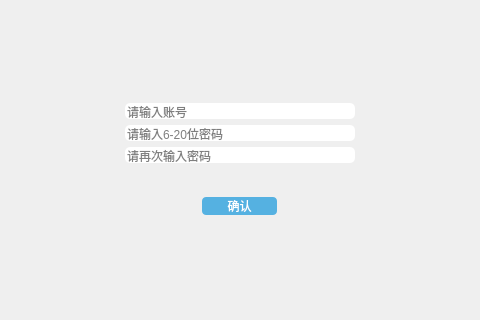
Qt form LibraryManager/resetpassword.ui (xuanlog/LibraryManager) before a commit; both pictures show x 125 to 605 and y 149 to 469 of the 729 by 590 pixel window.
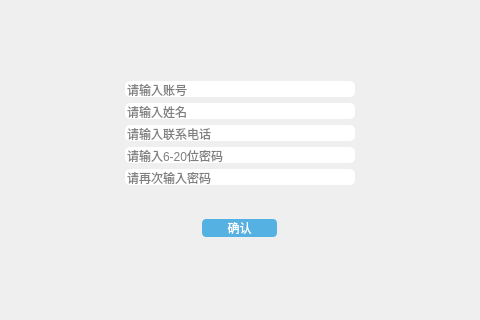
The same form after that commit. Icons and pictures are not drawn.

```diff
--- a/LibraryManager/resetpassword.ui
+++ b/LibraryManager/resetpassword.ui
@@ -207,6 +207,74 @@
            </property>
           </widget>
          </item>
+         <item>
+          <widget class="QLineEdit" name="nameEdit">
+           <property name="sizePolicy">
+            <sizepolicy hsizetype="Minimum" vsizetype="Fixed">
+             <horstretch>0</horstretch>
+             <verstretch>0</verstretch>
+            </sizepolicy>
+           </property>
+           <property name="minimumSize">
+            <size>
+             <width>230</width>
+             <height>0</height>
+            </size>
+           </property>
+           <property name="maximumSize">
+            <size>
+             <width>16777215</width>
+             <height>16777215</height>
+            </size>
+           </property>
+           <property name="focusPolicy">
+            <enum>Qt::StrongFocus</enum>
+           </property>
+           <property name="maxLength">
+            <number>20</number>
+           </property>
+           <property name="placeholderText">
+            <string>请输入姓名</string>
+           </property>
+           <property name="clearButtonEnabled">
+            <bool>false</bool>
+           </property>
+          </widget>
+         </item>
+         <item>
+          <widget class="QLineEdit" name="phoneEdit">
+           <property name="sizePolicy">
+            <sizepolicy hsizetype="Minimum" vsizetype="Fixed">
+             <horstretch>0</horstretch>
+             <verstretch>0</verstretch>
+            </sizepolicy>
+           </property>
+           <property name="minimumSize">
+            <size>
+             <width>230</width>
+             <height>0</height>
+            </size>
+           </property>
+           <property name="maximumSize">
+            <size>
+             <width>16777215</width>
+             <height>16777215</height>
+            </size>
+           </property>
+           <property name="focusPolicy">
+            <enum>Qt::StrongFocus</enum>
+           </property>
+           <property name="maxLength">
+            <number>20</number>
+           </property>
+           <property name="placeholderText">
+            <string>请输入联系电话</string>
+           </property>
+           <property name="clearButtonEnabled">
+            <bool>false</bool>
+           </property>
+          </widget>
+         </item>
          <item>
           <widget class="QLineEdit" name="passwordEdit">
            <property name="sizePolicy">
```
